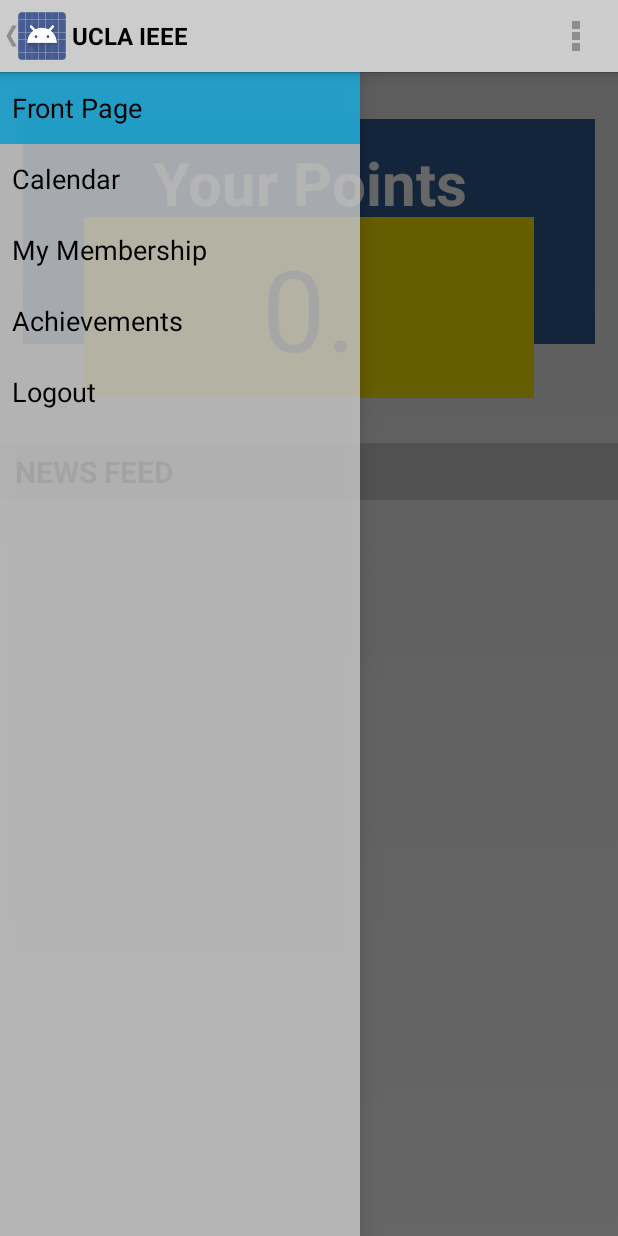
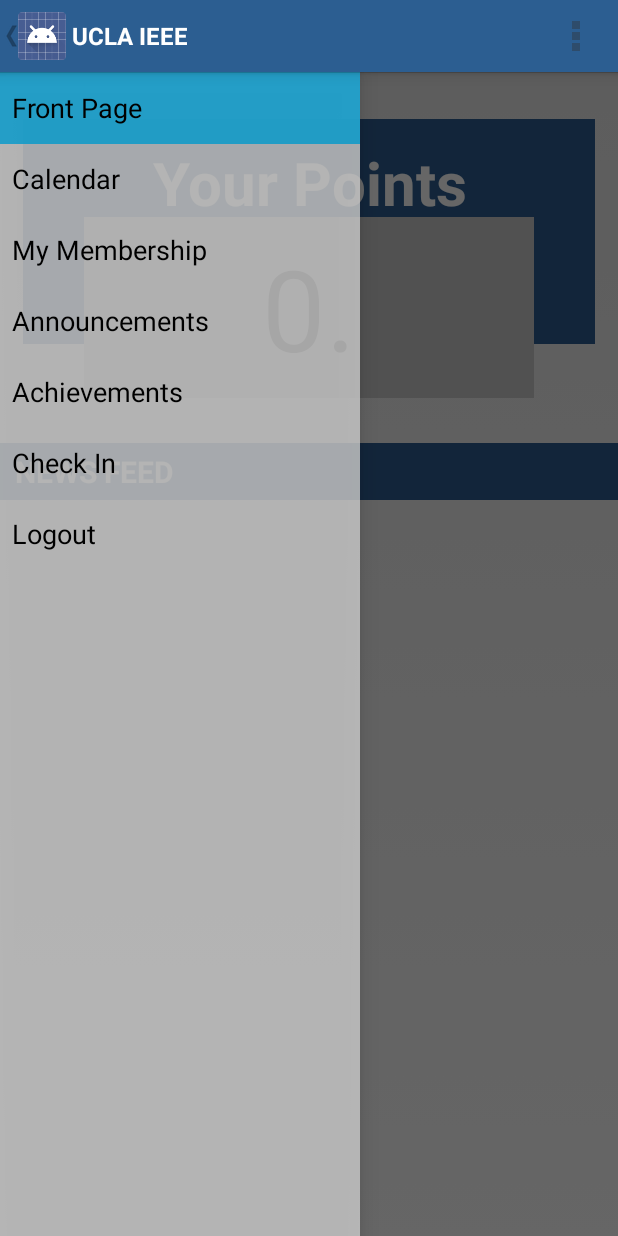
Before and after one commit to DxTania/UCLA-IEEE-Android, an Android app: the MainActivity screen opened directly, with no data from a screen before it, with the side drawer open, on a phone screen of 412 x 824 dp. Run offline under Robolectric (Android 15) with nearby library versions, the phone set to English and light mode, and no system bars; 3 statements that could not run were skipped.

Commit message:
Announcements work! Sort of. Need to be able to just get new ones or something.

```diff
--- a/app/build.gradle
+++ b/app/build.gradle
@@ -29,4 +29,6 @@
     compile 'com.android.support:appcompat-v7:19.+'
     compile 'com.google.code.gson:gson:2.2.+'
     compile 'com.google.zxing:core:2.2@jar'
+    // oh
+    compile 'com.google.apis:google-api-services-calendar:v3-rev90-1.19.0'
 }
--- a/app/src/main/java/com/ucla_ieee/app/MainActivity.java
+++ b/app/src/main/java/com/ucla_ieee/app/MainActivity.java
@@ -12,6 +12,7 @@
 import android.view.MenuItem;
 import com.ucla_ieee.app.calendar.CalendarActivity;
 import com.ucla_ieee.app.calendar.CalendarTask;
+import com.ucla_ieee.app.content.AnnouncementsActivity;
 import com.ucla_ieee.app.signin.LoginActivity;
 import com.ucla_ieee.app.signin.ProfileActivity;
 import com.ucla_ieee.app.signin.SessionManager;
@@ -21,6 +22,7 @@
     public static final String CAL_TAG = "calendar";
     public static final String PROFILE_TAG = "profile";
     public static final String MAIN_TAG = "main";
+    public static final String ANNOUNCEMENTS_TAG = "announcements";
 
     /**
      * Fragment managing the behaviors, interactions and presentation of the navigation drawer.
@@ -87,6 +89,8 @@
                 fragment = new CalendarActivity();
             } else if (tag.equals(PROFILE_TAG)) {
                 fragment = new ProfileActivity();
+            } else if (tag.equals(ANNOUNCEMENTS_TAG)) {
+                fragment = new AnnouncementsActivity();
             } else {
                 fragment = new MainPageFragment();
             }
--- a/app/src/main/java/com/ucla_ieee/app/signin/LoginActivity.java
+++ b/app/src/main/java/com/ucla_ieee/app/signin/LoginActivity.java
@@ -214,13 +214,11 @@
     }
 
     public static boolean isEmailValid(String email) {
-        //TODO: Replace this with your own logic
-        return email.contains("@");
+        return email.contains("@") && email.contains(".");
     }
 
     public static boolean isPasswordValid(String password) {
-        //TODO: Replace this with your own logic
-        return password.length() > 4;
+        return password.length() >= 6;
     }
 
     /**
--- a/app/src/main/res/values-v11/styles.xml
+++ /dev/null
@@ -1,15 +0,0 @@
-<resources>
-
-    <style name="FullscreenTheme" parent="android:Theme.Holo">
-        <item name="android:actionBarStyle">@style/FullscreenActionBarStyle</item>
-        <item name="android:windowActionBarOverlay">true</item>
-        <item name="android:windowBackground">@null</item>
-        <item name="metaButtonBarStyle">?android:attr/buttonBarStyle</item>
-        <item name="metaButtonBarButtonStyle">?android:attr/buttonBarButtonStyle</item>
-    </style>
-
-    <style name="FullscreenActionBarStyle" parent="android:Widget.Holo.ActionBar">
-        <item name="android:background">@color/black_overlay</item>
-    </style>
-
-</resources>
--- a/app/src/main/res/values/action_bar_theme.xml
+++ b/app/src/main/res/values/action_bar_theme.xml
@@ -8,12 +8,12 @@
     </style>
 
     <style name="CustomActionBarTheme.ActionBar" parent="@android:style/Widget.Holo.Light.ActionBar">
-        <item name="android:background">@color/caldroid_gray</item>
+        <item name="android:background">@color/ucla_blue</item>
         <item name="android:titleTextStyle">@style/CustomActionBarTheme.ActionBar.Text</item>
     </style>
 
     <style name="CustomActionBarTheme.ActionBar.Text" parent="@android:style/TextAppearance">
-        <item name="android:textColor">@color/caldroid_black</item>
+        <item name="android:textColor">@color/caldroid_white</item>
         <item name="android:textStyle">bold</item>
     </style>
 </resources>
--- a/app/src/main/res/values/colors.xml
+++ b/app/src/main/res/values/colors.xml
@@ -1,7 +1,8 @@
 <resources>
 
-    <color name="black_overlay">#660000</color>
     <color name="ucla_blue">#2c5e91</color>
+    <color name="ucla_bluet">#ff204369</color>
     <color name="ucla_gold">#ffe800</color>
+    <color name="ucla_goldt">#ff695f00</color>
 
 </resources>
--- a/app/src/main/res/values/strings_activity_login.xml
+++ b/app/src/main/res/values/strings_activity_login.xml
@@ -9,7 +9,7 @@
     <string name="plus_sign_out">Switch Google+ account</string>
     <string name="plus_disconnect">Disconnect from Google+</string>
     <string name="error_invalid_email">This email address is invalid</string>
-    <string name="error_invalid_password">This password is too short</string>
+    <string name="error_invalid_password">This password is too short, please use at least 6 characters</string>
     <string name="error_incorrect_password">This password is incorrect</string>
     <string name="error_field_required">This field is required</string>
     <string name="action_forgot_password">Forgot Password</string>
```
Also changed, not shown: app/src/main/AndroidManifest.xml (+6 -1 lines), app/src/main/java/com/ucla_ieee/app/NavigationDrawerFragment.java (+26 -1 lines), app/src/main/java/com/ucla_ieee/app/content/AnnouncementsActivity.java (+16 -20 lines), app/src/main/java/com/ucla_ieee/app/content/AnnouncementsTask.java (+7 -10 lines), app/src/main/res/layout/fragment_calendar.xml (+23 -25 lines), app/src/main/res/layout/fragment_main.xml (+8 -8 lines), 1 other file.
